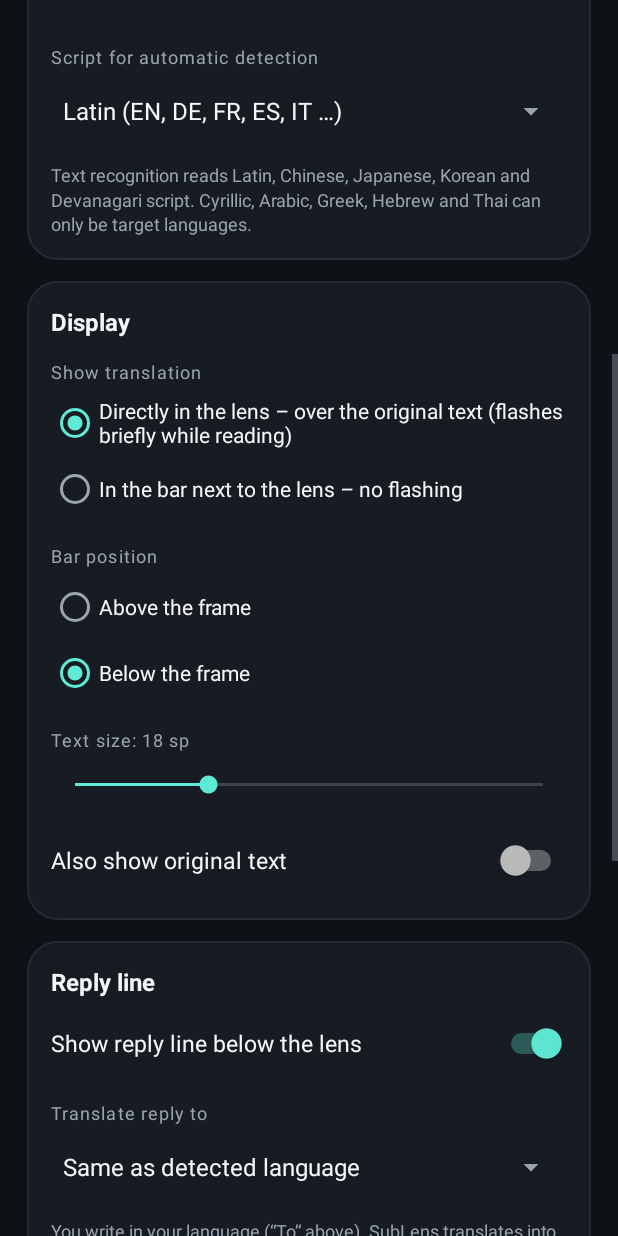
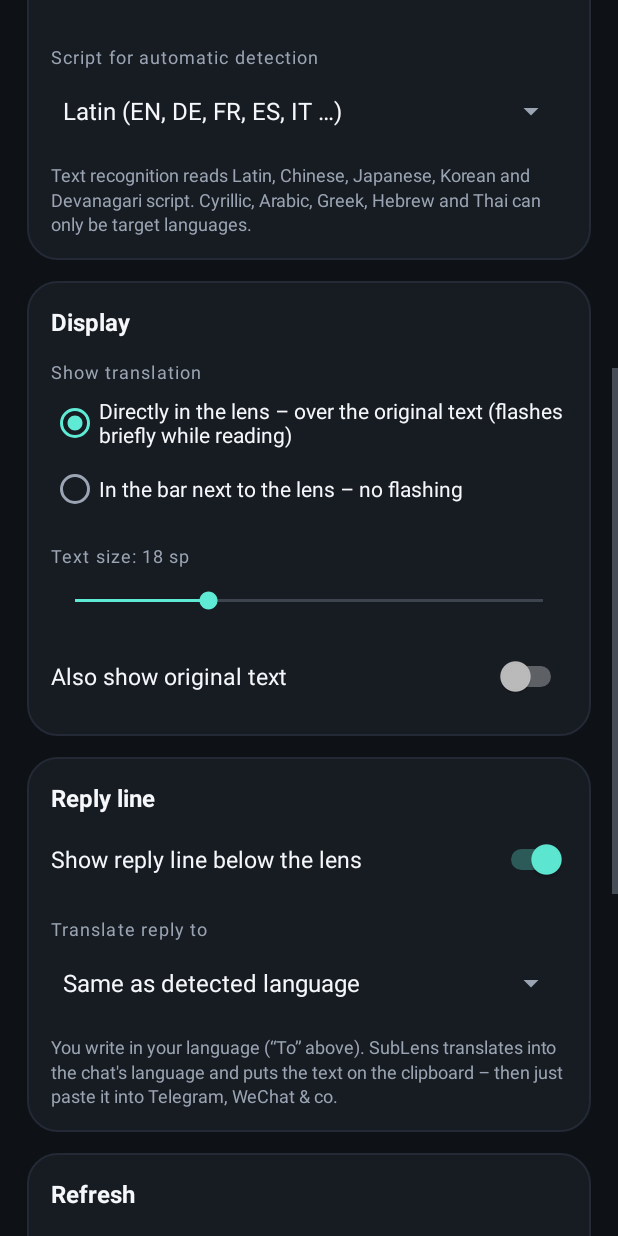
Before and after one commit to Elphax89/sublense, an Android app: the screen it shows after launch (MainActivity), scrolled down 576 dp, on a phone screen of 412 x 824 dp. Run offline under Robolectric (Android 15) with nearby library versions, the phone set to English and light mode, and no system bars; libraries missing offline, so code that uses them is left out: com.google.mlkit.common, com.google.mlkit.nl; 3 statements that could not run were skipped.

Commit message:
Großer Update-Knopf unten, Leisten-Position nur im Leisten-Modus
Co-Authored-By: Claude Opus 5.5 <noreply@anthropic.com>
Claude-Session: https://claude.ai/code/session_01TuBuK57wQFP7q7c3HwY5Ga

```diff
--- a/app/src/main/java/app/sublens/MainActivity.kt
+++ b/app/src/main/java/app/sublens/MainActivity.kt
@@ -129,37 +129,50 @@ class MainActivity : Activity() {
 
     // ---------------------------------------------------------------- Updates
 
+    private var pendingRelease: Updater.Release? = null
+
     private fun setupUpdates() {
-        val line = findViewById<TextView>(R.id.version_line)
-        line.text = getString(R.string.version_line, Updater.installedVersionName(this))
-        line.setOnClickListener {
-            line.setText(R.string.update_checking)
+        findViewById<TextView>(R.id.version_line).text =
+            getString(R.string.version_installed, Updater.installedVersionName(this))
+        val btn = findViewById<Button>(R.id.btn_update)
+        btn.setOnClickListener {
+            if (pendingRelease != null) {
+                installUpdate()
+                return@setOnClickListener
+            }
+            btn.isEnabled = false
+            btn.setText(R.string.update_checking)
             Updater.check(this, force = true) { release, error ->
-                line.text = getString(R.string.version_line, Updater.installedVersionName(this))
+                if (isFinishing || isDestroyed) return@check
+                btn.isEnabled = true
                 when {
-                    error != null -> toast(R.string.update_check_failed)
-                    release == null -> toast(R.string.update_latest)
+                    release != null -> showUpdate(release)
+                    error != null -> flashUpdateButton(R.string.update_check_failed)
+                    else -> flashUpdateButton(R.string.update_latest)
                 }
-                showUpdate(release)
             }
         }
-        findViewById<Button>(R.id.btn_update).setOnClickListener { onUpdateClicked() }
     }
 
-    private fun showUpdate(release: Updater.Release?) {
-        if (isFinishing || isDestroyed) return
-        val card = findViewById<View>(R.id.update_card)
-        if (release == null) {
-            card.visibility = View.GONE
-            return
-        }
-        card.visibility = View.VISIBLE
-        findViewById<TextView>(R.id.update_text).text = getString(R.string.update_available, release.versionName)
-        card.tag = release
+    /** Ergebnis kurz im Knopf zeigen, dann wieder "Nach Updates suchen". */
+    private fun flashUpdateButton(res: Int) {
+        val btn = findViewById<Button>(R.id.btn_update)
+        btn.setText(res)
+        btn.postDelayed({ if (pendingRelease == null && !Updater.downloading) btn.setText(R.string.update_check) }, 3000)
     }
 
-    private fun onUpdateClicked() {
-        val release = findViewById<View>(R.id.update_card).tag as? Updater.Release ?: return
+    /** Aus "Nach Updates suchen" wird "Neue Version … jetzt installieren?". */
+    private fun showUpdate(release: Updater.Release?) {
+        if (isFinishing || isDestroyed || release == null || Updater.downloading) return
+        pendingRelease = release
+        val btn = findViewById<Button>(R.id.btn_update)
+        btn.text = getString(R.string.update_ready, release.versionName)
+        btn.setBackgroundResource(R.drawable.bg_button_primary)
+        btn.setTextColor(getColor(R.color.on_accent))
+    }
+
+    private fun installUpdate() {
+        val release = pendingRelease ?: return
         if (!packageManager.canRequestPackageInstalls()) {
             // Einmalig: SubLens darf Apps installieren (nur für die eigenen Updates).
             Toast.makeText(this, R.string.update_allow, Toast.LENGTH_LONG).show()
@@ -179,7 +192,7 @@ class MainActivity : Activity() {
             onProgress = { pct -> btn.text = getString(R.string.update_downloading, pct) },
         ) { ok ->
             btn.isEnabled = true
-            btn.setText(R.string.update_install)
+            btn.text = getString(R.string.update_ready, release.versionName)
             if (!ok) toast(R.string.update_failed)
         }
     }
@@ -284,7 +297,11 @@ class MainActivity : Activity() {
     private fun setupDisplay() {
         val mode = findViewById<RadioGroup>(R.id.radio_mode)
         mode.check(if (prefs.lensMode) R.id.radio_lens else R.id.radio_bar)
-        mode.setOnCheckedChangeListener { _, checkedId -> prefs.lensMode = checkedId == R.id.radio_lens }
+        mode.setOnCheckedChangeListener { _, checkedId ->
+            prefs.lensMode = checkedId == R.id.radio_lens
+            updateBarPosRow()
+        }
+        updateBarPosRow()
 
         val group = findViewById<RadioGroup>(R.id.radio_bar_pos)
         group.check(if (prefs.barAbove) R.id.radio_above else R.id.radio_below)
@@ -310,6 +327,13 @@ class MainActivity : Activity() {
             isChecked = prefs.showOriginal
             setOnCheckedChangeListener { _, checked -> prefs.showOriginal = checked }
         }
+    }
+
+    /** "Position der Leiste" gibt es nur, wenn die Übersetzung in der Leiste steht. */
+    private fun updateBarPosRow() {
+        val v = if (prefs.lensMode) View.GONE else View.VISIBLE
+        findViewById<View>(R.id.label_bar_pos).visibility = v
+        findViewById<View>(R.id.radio_bar_pos).visibility = v
     }
 
     private fun setupSpeed() {
--- a/app/src/main/java/app/sublens/OverlayController.kt
+++ b/app/src/main/java/app/sublens/OverlayController.kt
@@ -584,15 +584,21 @@ class OverlayController(
         val barChoice = panel.findViewById<TextView>(R.id.choice_bar)
         lensChoice.isSelected = prefs.lensMode
         barChoice.isSelected = !prefs.lensMode
+        // "Position der Leiste" nur im Leisten-Modus – in der Linse gibt es keine Leiste.
+        val barPosViews = listOf(panel.findViewById<View>(R.id.label_bar_pos), panel.findViewById<View>(R.id.row_bar_pos))
+        fun syncBarPos() = barPosViews.forEach { it.visibility = if (prefs.lensMode) View.GONE else View.VISIBLE }
+        syncBarPos()
         lensChoice.setOnClickListener {
             prefs.lensMode = true
             lensChoice.isSelected = true
             barChoice.isSelected = false
+            syncBarPos()
         }
         barChoice.setOnClickListener {
             prefs.lensMode = false
             lensChoice.isSelected = false
             barChoice.isSelected = true
+            syncBarPos()
         }
 
         val above = panel.findViewById<TextView>(R.id.choice_above)
--- a/app/src/main/res/layout/activity_main.xml
+++ b/app/src/main/res/layout/activity_main.xml
@@ -51,24 +51,6 @@
                     android:textColor="@color/text_dim"
                     android:textSize="13sp" />
             </LinearLayout>
-        </LinearLayout>
-
-        <!-- Update-Hinweis -->
-        <LinearLayout
-            android:id="@+id/update_card"
-            style="@style/SubLens.Card"
-            android:layout_marginTop="18dp"
-            android:visibility="gone">
-
-            <TextView
-                android:id="@+id/update_text"
-                style="@style/SubLens.CardTitle" />
-
-            <Button
-                android:id="@+id/btn_update"
-                style="@style/SubLens.ButtonPrimary"
-                android:layout_marginTop="8dp"
-                android:text="@string/update_install" />
         </LinearLayout>
 
         <!-- Berechtigungen -->
@@ -216,6 +198,7 @@
             </RadioGroup>
 
             <TextView
+                android:id="@+id/label_bar_pos"
                 style="@style/SubLens.Caption"
                 android:text="@string/label_bar" />
 
@@ -367,14 +350,25 @@
             android:gravity="center_horizontal"
             android:text="@string/footer" />
 
+        <!-- Updates: großer Knopf, wird zu "Neue Version … installieren" -->
+        <Button
+            android:id="@+id/btn_update"
+            style="@style/SubLens.ButtonPrimary"
+            android:layout_height="wrap_content"
+            android:layout_marginTop="18dp"
+            android:background="@drawable/bg_button_outline"
+            android:minHeight="56dp"
+            android:paddingStart="16dp"
+            android:paddingTop="10dp"
+            android:paddingEnd="16dp"
+            android:paddingBottom="10dp"
+            android:text="@string/update_check"
+            android:textColor="@color/accent" />
+
         <TextView
             android:id="@+id/version_line"
             style="@style/SubLens.Note"
-            android:layout_marginTop="10dp"
-            android:gravity="center_horizontal"
-            android:minHeight="40dp"
-            android:paddingTop="8dp"
-            android:paddingBottom="8dp"
-            android:textColor="@color/accent" />
+            android:layout_marginTop="8dp"
+            android:gravity="center_horizontal" />
     </LinearLayout>
 </ScrollView>
--- a/app/src/main/res/layout/overlay_panel.xml
+++ b/app/src/main/res/layout/overlay_panel.xml
@@ -99,10 +99,12 @@
         </LinearLayout>
 
         <TextView
+            android:id="@+id/label_bar_pos"
             style="@style/SubLens.Caption"
             android:text="@string/label_bar" />
 
         <LinearLayout
+            android:id="@+id/row_bar_pos"
             android:layout_width="match_parent"
             android:layout_height="wrap_content"
             android:orientation="horizontal">
--- a/app/src/main/res/values/strings.xml
+++ b/app/src/main/res/values/strings.xml
@@ -97,4 +97,7 @@
     <string name="version_line">Version %1$s · Check for updates</string>
     <string name="lens_peek">Preview</string>
     <string name="cd_move">Move lens up or down</string>
+    <string name="update_check">Check for updates</string>
+    <string name="update_ready">New version %1$s available – install now?</string>
+    <string name="version_installed">Installed: version %1$s</string>
 </resources>
```
Also changed, not shown: 11 other files.
